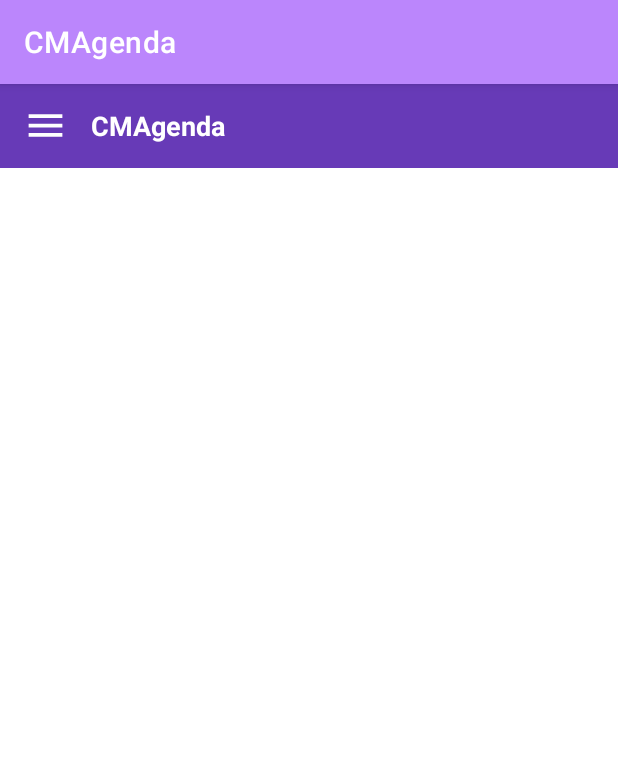
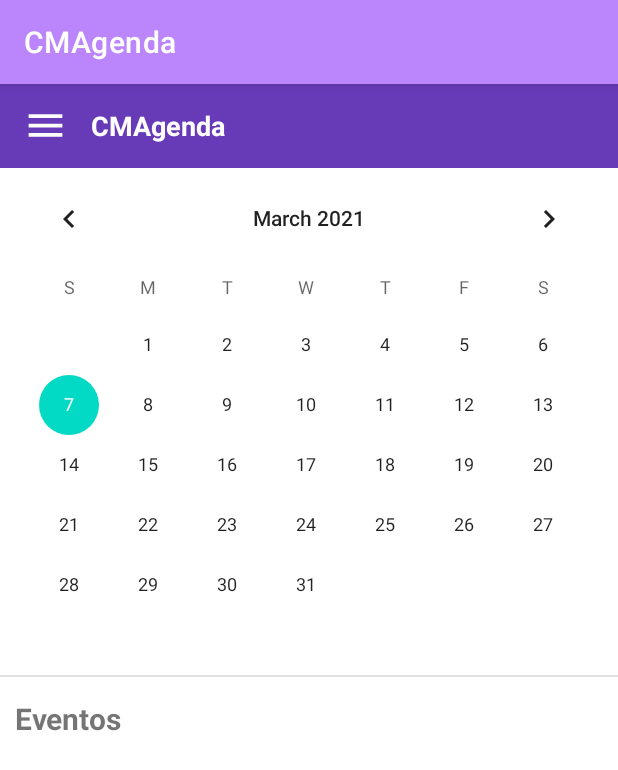
Before and after one commit to josmorrui2/CMAgenda, an Android app: the screen it shows after launch (MainActivity), on a phone screen of 412 x 824 dp. Shown: the top 770 px of the screen. Run offline under Robolectric (Android 15) with nearby library versions, the phone set to English and light mode, and no system bars.

Commit message:
Update activity_main.xml
Calendario

```diff
--- a/app/src/main/res/layout/activity_main.xml
+++ b/app/src/main/res/layout/activity_main.xml
@@ -10,8 +10,9 @@
     tools:context=".MainActivity">
 
     <androidx.constraintlayout.widget.ConstraintLayout
+        android:id="@+id/header"
         android:layout_width="match_parent"
-        android:layout_height="match_parent">
+        android:layout_height="wrap_content">
 
         <LinearLayout
             android:id="@+id/layoutToolBar"
@@ -31,20 +32,50 @@
                 android:contentDescription="@string/app_name"
                 android:src="@drawable/ic_menu"
                 app:tint="@color/colorWhite" />
+
             <TextView
                 android:id="@+id/textTitle"
                 android:layout_width="match_parent"
                 android:layout_height="wrap_content"
                 android:layout_marginStart="15dp"
+                android:layout_marginLeft="15dp"
                 android:text="@string/app_name"
                 android:textColor="@color/colorWhite"
                 android:textSize="18sp"
-                android:textStyle="bold"
-                android:layout_marginLeft="15dp" />
+                android:textStyle="bold" />
 
         </LinearLayout>
 
+        <CalendarView
+            android:id="@+id/calendarView"
+            android:layout_width="match_parent"
+            android:layout_height="wrap_content"
+            app:layout_constraintTop_toBottomOf="@+id/layoutToolBar"
+            tools:layout_editor_absoluteX="11dp" />
 
+        <View
+            android:id="@+id/divider"
+            android:layout_width="match_parent"
+            android:layout_height="1dp"
+            android:background="?android:attr/listDivider"
+            app:layout_constraintTop_toBottomOf="@+id/calendarView"
+            tools:layout_editor_absoluteX="0dp" />
+
+        <TextView
+            android:id="@+id/events"
+            android:layout_width="match_parent"
+            android:layout_height="wrap_content"
+            android:layout_marginStart="10dp"
+            android:layout_marginLeft="10dp"
+            android:text="Eventos"
+            android:textSize="20sp"
+            android:textStyle="bold"
+            app:layout_constraintBottom_toBottomOf="parent"
+            app:layout_constraintEnd_toEndOf="parent"
+            app:layout_constraintHorizontal_bias="0.0"
+            app:layout_constraintStart_toStartOf="parent"
+            app:layout_constraintTop_toBottomOf="@+id/calendarView"
+            app:layout_constraintVertical_bias="0.045" />
 
     </androidx.constraintlayout.widget.ConstraintLayout>
 
@@ -58,7 +89,7 @@
 
         />
 
-<!--    <TextView-->
+    <!--    <TextView-->
 <!--        android:layout_width="wrap_content"-->
 <!--        android:layout_height="wrap_content"-->
 <!--        android:text="Hello World!"-->
```
